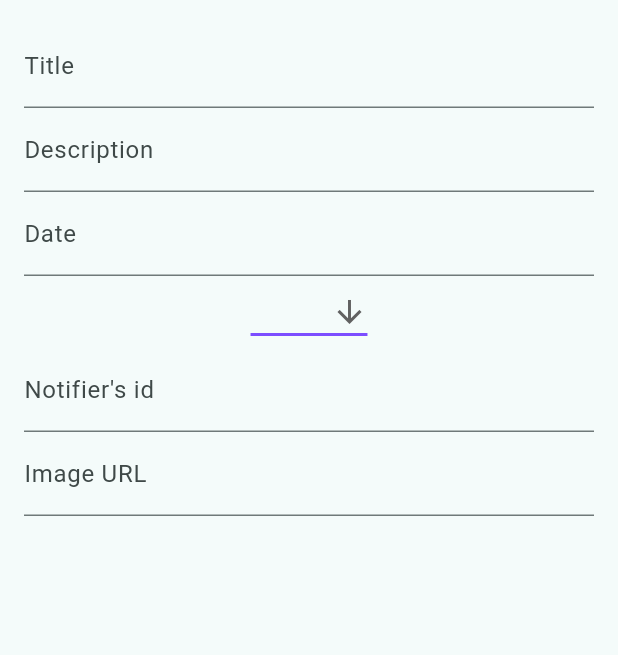
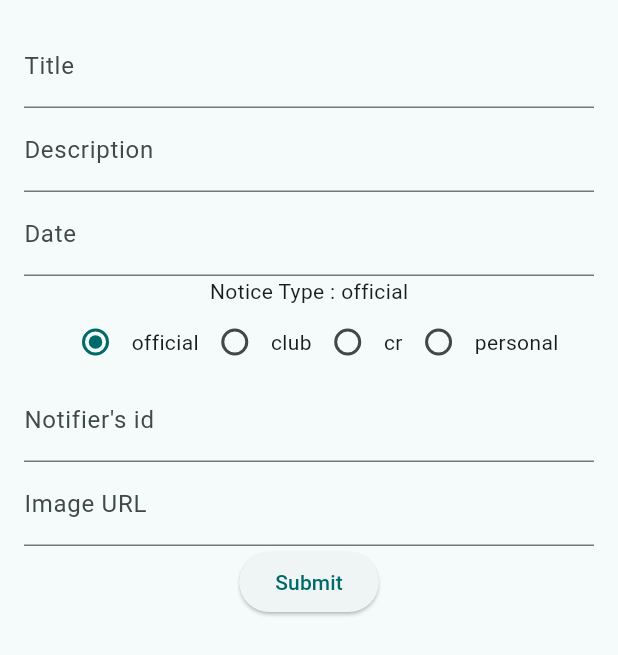
Before and after one commit to jidni911/projectDoM, a Flutter app: the NoticeFormWidget widget shown alone on an empty page, opened directly with empty values, on a phone screen of 412 x 824 dp. Shown: the top 655 px of the screen. Run offline on Flutter 3.47's test engine with Material 3 defaults, Android fonts, the phone set to English and light mode, and no system bars; our stand-ins replace fluttertoast, shared_preferences, sqflite; accounts and stored records are empty; network calls fail.

Commit message:
notice create

```diff
--- a/lib/setup.dart
+++ b/lib/setup.dart
@@ -1,3 +1,3 @@
 bool showDebug = false;
 String defaultRoute = '/notice';
-String apiUrl = 'http://localhost:8080/api';
+String apiUrl = 'http://192.168.20.135:8080/api';
--- a/lib/ui/notice/new_notice_form.dart
+++ b/lib/ui/notice/new_notice_form.dart
@@ -1,9 +1,11 @@
 import 'package:flutter/material.dart';
 import 'package:project_dom/models/notices.dart';
 import 'package:project_dom/models/users.dart';
+import 'package:project_dom/service/auth_service.dart';
+import 'package:project_dom/service/notice_service.dart';
 
 class NoticeFormWidget extends StatefulWidget {
-  const NoticeFormWidget({ required this.loadNotices,super.key});
+  const NoticeFormWidget({required this.loadNotices, super.key});
 
   final Function loadNotices;
 
@@ -12,17 +14,48 @@ class NoticeFormWidget extends StatefulWidget {
 }
 
 class _NoticeFormWidgetState extends State<NoticeFormWidget> {
-  @override
-  Widget build(BuildContext context) {
-    TextEditingController titleController = TextEditingController();
-    TextEditingController descriptionController = TextEditingController();
-    TextEditingController dateController = TextEditingController();
-    NoticeType? noticeType;
+    NoticeService noticeService = NoticeService();
+
+    late TextEditingController titleController ;
+    late TextEditingController descriptionController ;
+    late TextEditingController dateController;
+
+    NoticeType? noticeType = NoticeType.official;
     User? notifier;
     String? imageUrl;
 
+
+  @override
+  void initState() {
+    super.initState();
+    titleController = TextEditingController();
+    descriptionController = TextEditingController();
+    dateController = TextEditingController();
+    loadUser();
+  }
+
+  @override
+  void dispose() {
+    titleController.dispose();
+    descriptionController.dispose();
+    dateController.dispose();
+    super.dispose();
+  }
+
+  loadUser() async {
+    User? user = await AuthService().getProfileLocal();
+    setState(() {
+      notifier = user;
+    });
+  }
+
+
+  @override
+  Widget build(BuildContext context) {
+
     return Padding(
       padding: const EdgeInsets.all(16.0),
+      child: SingleChildScrollView(
         child: Column(
           children: [
             TextField(
@@ -48,29 +81,31 @@ class _NoticeFormWidgetState extends State<NoticeFormWidget> {
                 }
               },
             ),
-          DropdownButton<NoticeType>(
-            value: noticeType,
-            icon: const Icon(Icons.arrow_downward),
-            iconSize: 24,
-            elevation: 16,
-            style: const TextStyle(color: Colors.deepPurple),
-            underline: Container(
-              height: 2,
-              color: Colors.deepPurpleAccent,
-            ),
+            Text('Notice Type : $noticeType'),
+            Row(
+              mainAxisAlignment: MainAxisAlignment.center,
+              children: NoticeType.values.map<Widget>((NoticeType value) {
+                return Row(
+                  mainAxisSize: MainAxisSize.min,
+                  children: [
+                    Radio<NoticeType>(
+                      value: value,
+                      groupValue: noticeType,
                       onChanged: (NoticeType? newValue) {
                         setState(() {
                           noticeType = newValue;
                         });
                       },
-            items: NoticeType.values
-                .map<DropdownMenuItem<NoticeType>>((NoticeType value) {
-              return DropdownMenuItem<NoticeType>(
-                value: value,
-                child: Text(value.name),
+                    ),
+                    Text(value
+                        .toString()
+                        .split('.')
+                        .last),
+                  ],
                 );
               }).toList(),
             ),
+
             TextField(
               decoration: InputDecoration(labelText: 'Notifier\'s id'),
               onChanged: (value) {
@@ -83,8 +118,32 @@ class _NoticeFormWidgetState extends State<NoticeFormWidget> {
                 imageUrl = value;
               },
             ),
-
+            ElevatedButton(
+              onPressed: () async {
+                Notice notice = Notice(
+                  title: titleController.text,
+                  description: descriptionController.text,
+                  date: dateController.text,
+                  noticeType: noticeType!,
+                  notifier: notifier!,
+                  imageUrl: imageUrl,
+                );
+                 Notice? newNotice = await noticeService.createNotice(notice);
+                if (newNotice != null) {
+                  titleController.clear();
+                  descriptionController.clear();
+                  dateController.clear();
+                  notifier = null;
+                  imageUrl = null;
+                } else {
+                  print('Failed to create notice');
+                }
+                widget.loadNotices();
+              },
+              child: Text('Submit'),
+            )
           ],
+        ),
       ),
     );
   }
--- a/lib/ui/notice/notice_item_widget.dart
+++ b/lib/ui/notice/notice_item_widget.dart
@@ -8,6 +8,7 @@ class NoticeItemWidget extends StatelessWidget {
 
   @override
   Widget build(BuildContext context) {
+
     return Padding(
       padding: const EdgeInsets.all(8.0),
       child: Container(
@@ -106,7 +107,7 @@ class NoticeItemWidget extends StatelessWidget {
             Padding(
               padding: const EdgeInsets.all(8.0),
               child: Image.network(
-                notice.imageUrl!,
+                notice.imageUrl ?? 'https://static.vecteezy.com/system/resources/thumbnails/011/115/083/small_2x/important-notice-blank-template-in-red-color-free-vector.jpg',
                 height: 100,
                 width: 100,
               ),
```
Also changed, not shown: lib/models/notices.dart (+17 -1 lines), lib/models/users.dart (+15 -0 lines), lib/service/notice_service.dart (+25 -1 lines). Lines whose indentation alone changed are shown as unchanged.
